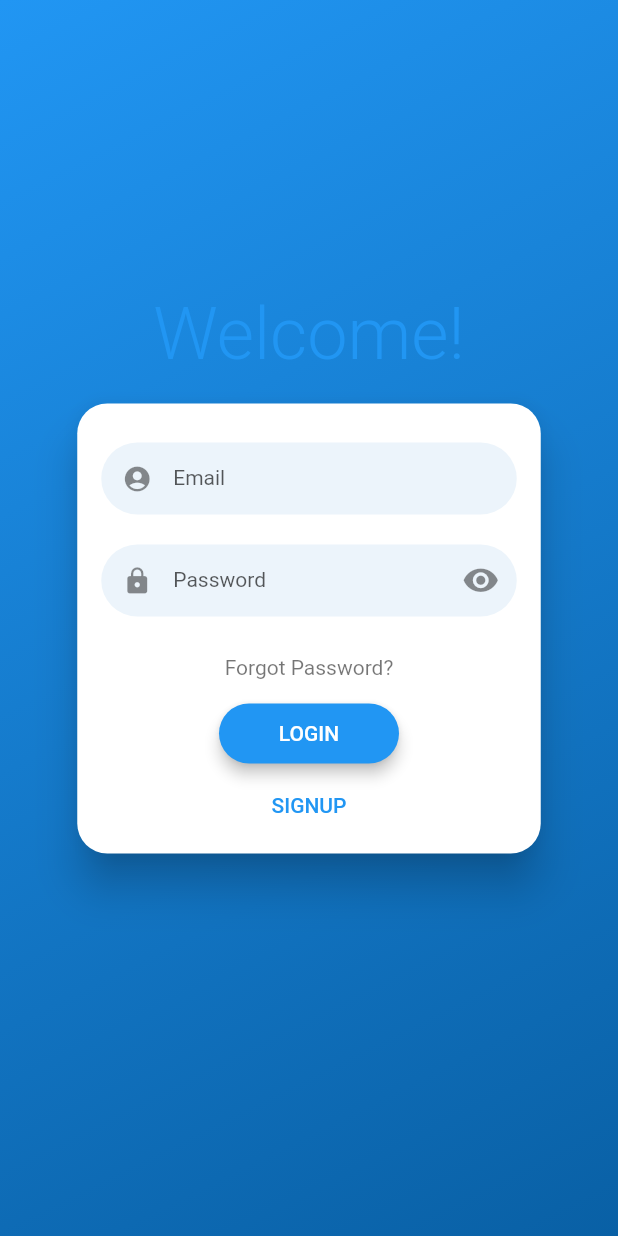
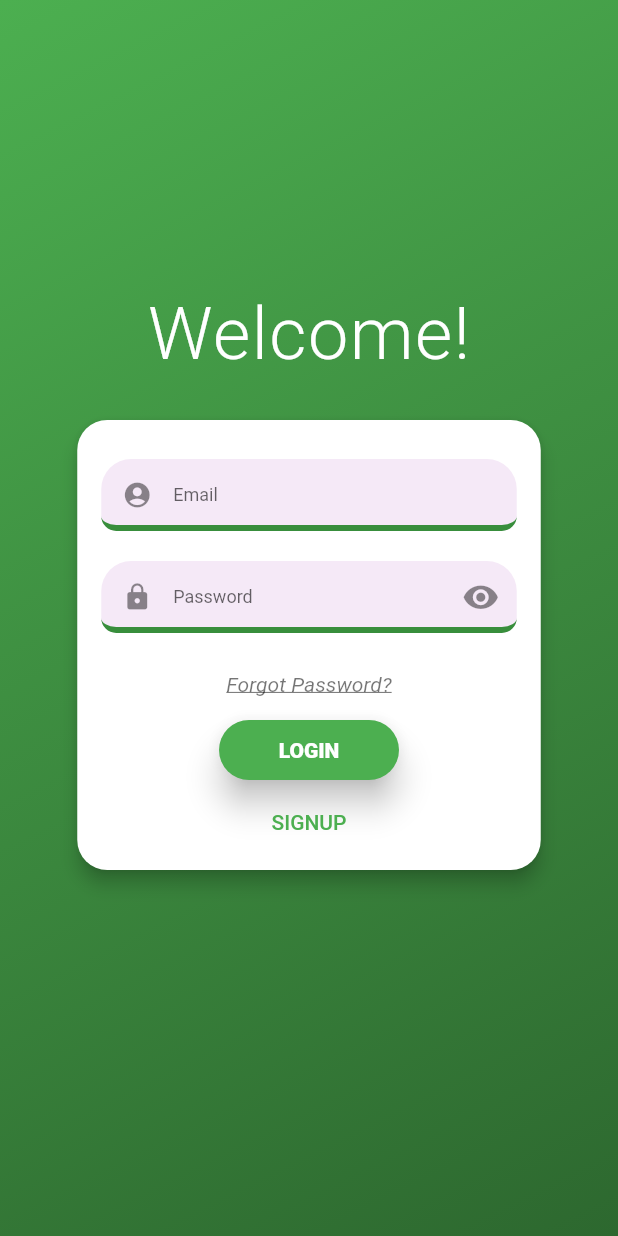
Before and after one commit to SamueleBarbizzi/Flutter-doctors, a Flutter app: the screen it shows after launch, on a phone screen of 412 x 824 dp. Run offline on Flutter 3.47's test engine with Material 2 defaults, Android fonts, the phone set to English and light mode, and no system bars; drawn by our look-alikes of flutter_login; Roboto replaces fonts that are missing (Quicksand).

Commit message:
introduce login personalization

```diff
--- a/lib/screens/loginpage.dart
+++ b/lib/screens/loginpage.dart
@@ -36,6 +36,83 @@ class LoginPage extends StatelessWidget {
 
     return FlutterLogin(
       title: 'Welcome!',
+
+
+      //logo: AssetImage('assets/images/ecorp-lightblue.png'),
+
+      theme: LoginTheme(
+        primaryColor: Colors.green,
+        accentColor: Colors.black,
+        errorColor: Colors.deepOrange,
+        titleStyle: const TextStyle(
+          color: Colors.white,
+          fontFamily: 'Quicksand',
+          letterSpacing: 1,
+        ),
+        bodyStyle: const TextStyle(
+          fontStyle: FontStyle.italic,
+          decoration: TextDecoration.underline,
+        ),
+        textFieldStyle: const TextStyle(
+          color: Colors.black,
+          //shadows: [Shadow(color: Colors.yellow, blurRadius: 2)],
+        ),
+        buttonStyle: const TextStyle(
+          fontWeight: FontWeight.w800,
+          color: Colors.white,
+        ),
+        cardTheme: const CardTheme(
+          color: Colors.white,
+          elevation: 5,
+          margin: EdgeInsets.only(top: 15),
+          //shape: ContinuousRectangleBorder(
+          //    borderRadius: BorderRadius.circular(100.0)),
+        ),
+        inputTheme: InputDecorationTheme(
+          filled: true,
+          fillColor: Colors.purple.withOpacity(.1),
+          contentPadding: EdgeInsets.zero,
+          errorStyle: const TextStyle(
+            backgroundColor: Colors.red,
+            color: Colors.white,
+          ),
+          labelStyle: const TextStyle(fontSize: 12),
+          enabledBorder: UnderlineInputBorder(
+            borderSide: BorderSide(color: Colors.green.shade700, width: 4),
+            borderRadius: inputBorder,
+          ),
+          focusedBorder: UnderlineInputBorder(
+            borderSide: BorderSide(color: Colors.green.shade400, width: 5),
+            borderRadius: inputBorder,
+          ),
+          errorBorder: UnderlineInputBorder(
+            borderSide: BorderSide(color: Colors.red.shade700, width: 7),
+            borderRadius: inputBorder,
+          ),
+          focusedErrorBorder: UnderlineInputBorder(
+            borderSide: BorderSide(color: Colors.red.shade400, width: 8),
+            borderRadius: inputBorder,
+          ),
+          disabledBorder: const UnderlineInputBorder(
+            borderSide: BorderSide(color: Colors.grey, width: 5),
+            borderRadius: inputBorder,
+          ),
+        ),
+        buttonTheme: const LoginButtonTheme(
+          splashColor: Colors.blue,
+          backgroundColor: Colors.green,
+          highlightColor: Colors.lightGreen,
+          elevation: 9.0,
+          highlightElevation: 6.0,
+          //shape: BeveledRectangleBorder(
+          //  borderRadius: BorderRadius.circular(10),
+          //),
+          // shape: RoundedRectangleBorder(borderRadius: BorderRadius.circular(5)),
+          // shape: CircleBorder(side: BorderSide(color: Colors.green)),
+          // shape: ContinuousRectangleBorder(borderRadius: BorderRadius.circular(55.0)),
+        ),
+      ),
+
       onLogin: _loginUser,
       onSignup: _signUpUser,
       onRecoverPassword: _recoverPassword,
```
